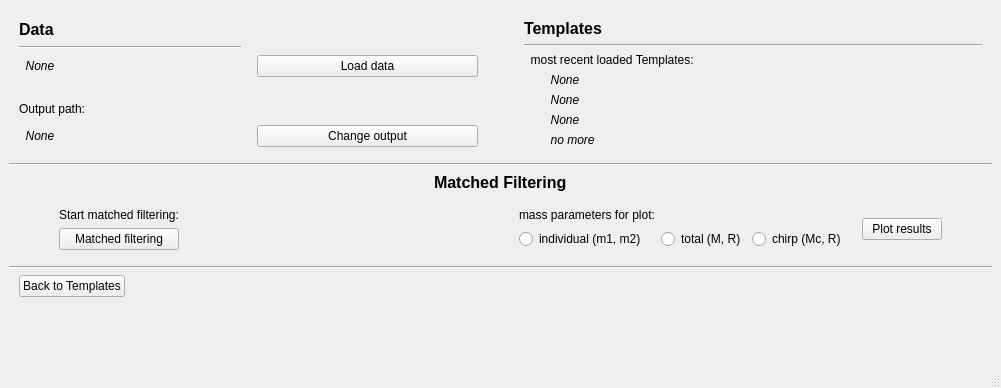
Qt form data_screen.ui (mdaamKIT/MatchedFilter) before a commit.
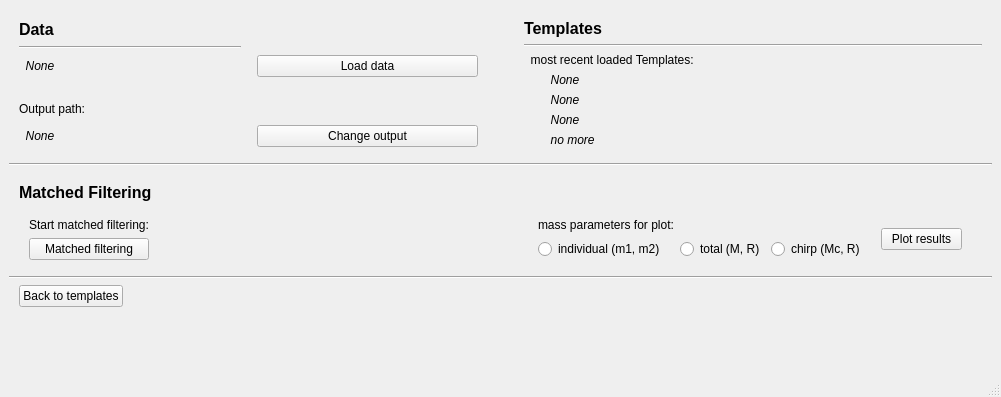
The same form after that commit.

The edit to the form file:
```diff
--- a/data_screen.ui
+++ b/data_screen.ui
@@ -7,7 +7,7 @@
     <x>0</x>
     <y>0</y>
     <width>1001</width>
-    <height>388</height>
+    <height>397</height>
    </rect>
   </property>
   <property name="windowTitle">
@@ -251,16 +251,19 @@
     <item>
      <layout class="QHBoxLayout" name="horizontalLayout_mfHead">
       <property name="topMargin">
-       <number>0</number>
+       <number>10</number>
       </property>
       <item>
        <spacer name="horizontalSpacer_mfHeadLeft">
         <property name="orientation">
          <enum>Qt::Horizontal</enum>
         </property>
+        <property name="sizeType">
+         <enum>QSizePolicy::Fixed</enum>
+        </property>
         <property name="sizeHint" stdset="0">
          <size>
-          <width>40</width>
+          <width>10</width>
           <height>20</height>
          </size>
         </property>
@@ -319,7 +322,7 @@
         </property>
         <property name="sizeHint" stdset="0">
          <size>
-          <width>40</width>
+          <width>10</width>
           <height>20</height>
          </size>
         </property>
@@ -406,7 +409,7 @@
       <item>
        <widget class="QPushButton" name="pushButton_plot">
         <property name="text">
-         <string>Plot results</string>
+         <string>  Plot results  </string>
         </property>
        </widget>
       </item>
@@ -420,7 +423,7 @@
         </property>
         <property name="sizeHint" stdset="0">
          <size>
-          <width>40</width>
+          <width>20</width>
           <height>20</height>
          </size>
         </property>
@@ -446,7 +449,7 @@
       <item>
        <widget class="QPushButton" name="pushButton_back">
         <property name="text">
-         <string>Back to Templates</string>
+         <string>Back to templates</string>
         </property>
        </widget>
       </item>
```
Left out of the diff: 156 changed lines with no effect on the pictures.
